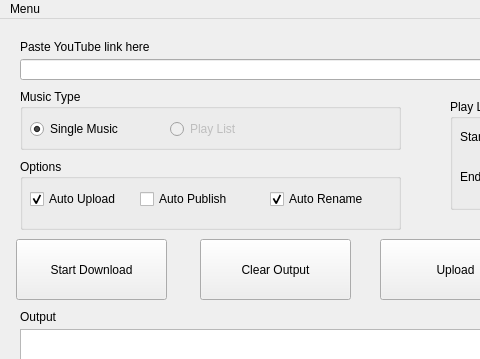
This is mainwindow.ui in robinshi918/downloadwrapper as Qt 5 draws it before an edit; both pictures show x 0 to 480 and y 0 to 359 of the 689 by 610 pixel window. The edited form follows.
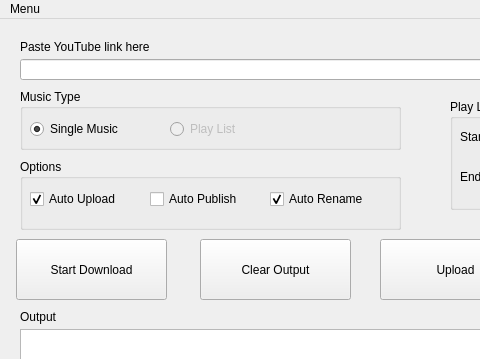
This is the edited form.

Commit message: refactor: remove commented code; always read value from SettingManager; adjust layout; settingdialog emits button signal

```diff
--- a/mainwindow.ui
+++ b/mainwindow.ui
@@ -265,7 +265,7 @@
     <widget class="QCheckBox" name="autoPublishCheck">
      <property name="geometry">
       <rect>
-       <x>120</x>
+       <x>130</x>
        <y>30</y>
        <width>111</width>
        <height>20</height>
```
The commit also changes 6 other files.
